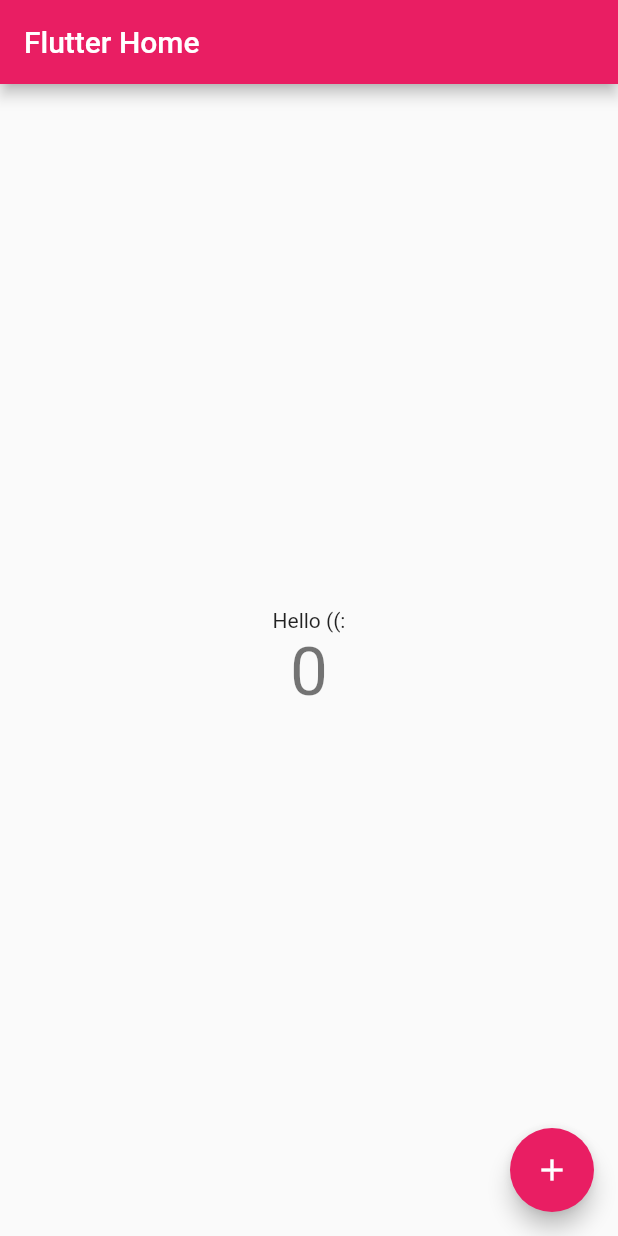
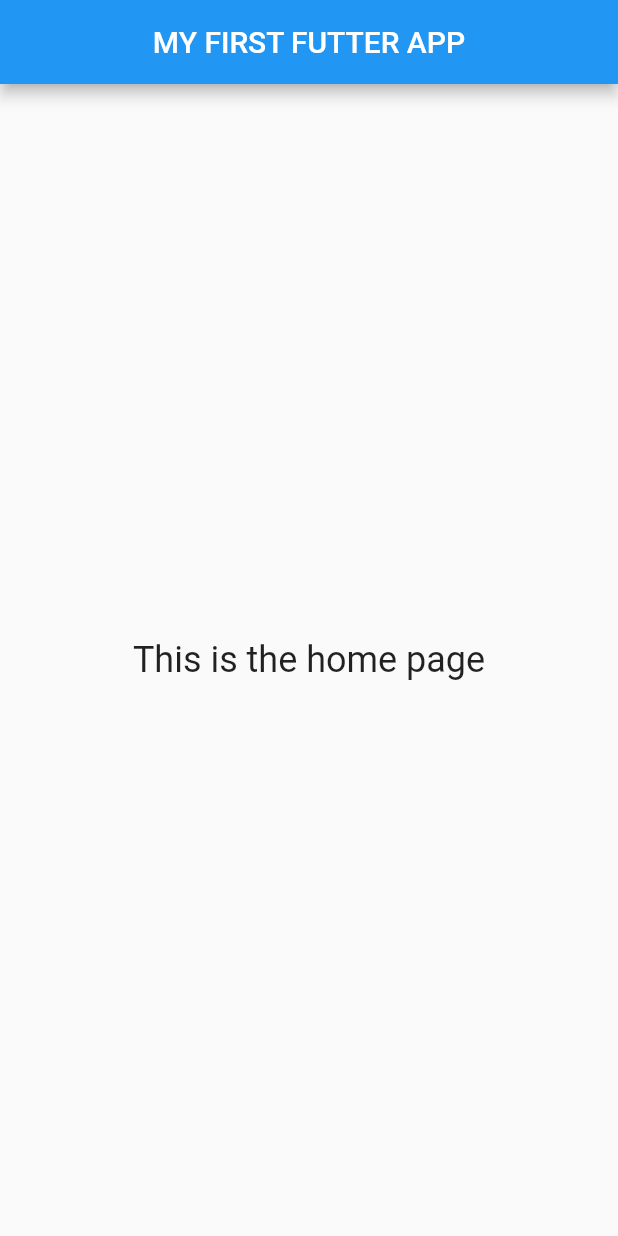
Before and after one commit to Karygal93/my_fist_flutter_app, a Flutter app: the screen it shows after launch, on a phone screen of 412 x 824 dp. Run offline on Flutter 3.47's test engine with Material 2 defaults, Android fonts, the phone set to English and light mode, and no system bars.

Commit message:
Update main.dart
Second Commid usage of Sacffold and appBar

```diff
--- a/my_first_flutter_app/lib/main.dart
+++ b/my_first_flutter_app/lib/main.dart
@@ -1,118 +1,14 @@
 import 'package:flutter/material.dart';
 
 void main() {
-  runApp(const MyApp());
+  runApp(MaterialApp(
+      home: Scaffold(
+          appBar: AppBar(
+            title: Center(child: Text('MY FIRST FUTTER APP')),
+          ),
+          body: const Center(
+              child: Text(
+            'This is the home page',
+            style: TextStyle(fontSize: 24),
+          )))));
 }
-
-class MyApp extends StatelessWidget {
-  const MyApp({Key? key}) : super(key: key);
-
-  // This widget is the root of your application.
-  @override
-  Widget build(BuildContext context) {
-    return MaterialApp(
-      title: 'Titulo de app',
-      theme: ThemeData(
-        // This is the theme of your application.
-        //
-        // Try running your application with "flutter run". You'll see the
-        // application has a blue toolbar. Then, without quitting the app, try
-        // changing the primarySwatch below to Colors.green and then invoke
-        // "hot reload" (press "r" in the console where you ran "flutter run",
-        // or simply save your changes to "hot reload" in a Flutter IDE).
-        // Notice that the counter didn't reset back to zero; the application
-        // is not restarted.
-        primarySwatch: Colors.pink,
-      ),
-      home: const MyHomePage(title: 'Flutter Home'),
-    );
-  }
-}
-
-class MyHomePage extends StatefulWidget {
-  const MyHomePage({Key? key, required this.title}) : super(key: key);
-
-  // los stateful cambia el estado es decir que no se conseva en su forma origunal
-
-  // This widget is the home page of your application. It is stateful, meaning
-  // that it has a State object (defined below) that contains fields that affect
-  // how it looks.
-
-  // This class is the configuration for the state. It holds the values (in this
-  // case the title) provided by the parent (in this case the App widget) and
-  // used by the build method of the State. Fields in a Widget subclass are
-  // always marked "final".
-
-  final String title;
-
-  @override
-  State<MyHomePage> createState() =>
-      _MyHomePageState(); // hace instacia de la clase
-}
-
-class _MyHomePageState extends State<MyHomePage> {
-  int _counter = 0;
-
-  void _incrementCounter() {
-    setState(() {
-      // This call to setState tells the Flutter framework that something has
-      // changed in this State, which causes it to rerun the build method below
-      // so that the display can reflect the updated values. If we changed
-      // _counter without calling setState(), then the build method would not be
-      // called again, and so nothing would appear to happen.
-      _counter++;
-    });
-  }
-
-  @override
-  Widget build(BuildContext context) {
-    // This method is rerun every time setState is called, for instance as done
-    // by the _incrementCounter method above.
-    //
-    // The Flutter framework has been optimized to make rerunning build methods
-    // fast, so that you can just rebuild anything that needs updating rather
-    // than having to individually change instances of widgets.
-    return Scaffold(
-      appBar: AppBar(
-        // Here we take the value from the MyHomePage object that was created by
-        // the App.build method, and use it to set our appbar title.
-        title: Text(widget.title),
-      ),
-      body: Center(
-        // Center is a layout widget. It takes a single child and positions it
-        // in the middle of the parent.
-        child: Column(
-          // Column is also a layout widget. It takes a list of children and
-          // arranges them vertically. By default, it sizes itself to fit its
-          // children horizontally, and tries to be as tall as its parent.
-          //
-          // Invoke "debug painting" (press "p" in the console, choose the
-          // "Toggle Debug Paint" action from the Flutter Inspector in Android
-          // Studio, or the "Toggle Debug Paint" command in Visual Studio Code)
-          // to see the wireframe for each widget.
-          //
-          // Column has various properties to control how it sizes itself and
-          // how it positions its children. Here we use mainAxisAlignment to
-          // center the children vertically; the main axis here is the vertical
-          // axis because Columns are vertical (the cross axis would be
-          // horizontal).
-          mainAxisAlignment: MainAxisAlignment.center,
-          children: <Widget>[
-            const Text(
-              'Hello ((:',
-            ),
-            Text(
-              '$_counter',
-              style: Theme.of(context).textTheme.headline3,
-            ),
-          ],
-        ),
-      ),
-      floatingActionButton: FloatingActionButton(
-        onPressed: _incrementCounter, //_incrementCounter es una función
-        tooltip: 'Increment',
-        child: const Icon(Icons.add),
-      ), // This trailing comma makes auto-formatting nicer for build methods.
-    );
-  }
-}
```
